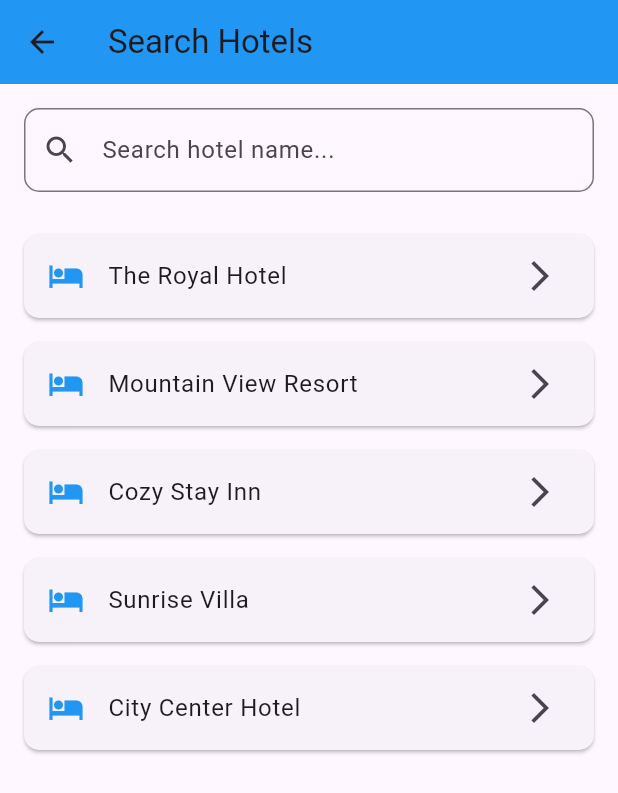
After one commit to kimchhik-chhuong/booking_room_travel, a Flutter app: the SearchScreen screen opened by its route, on a phone screen of 412 x 824 dp. The commit adds this screen. Shown: the top 793 px of the screen. Run offline on Flutter 3.47's test engine with Material 3 defaults, Android fonts, the phone set to English and light mode, and no system bars; our stand-ins replace shared_preferences; accounts and stored records are empty; network calls fail.

Commit message:
fix: resolve merge conflicts

```diff
--- a/booking_travel_flutter/lib/main.dart
+++ b/booking_travel_flutter/lib/main.dart
@@ -4,6 +4,8 @@ import 'package:flutter/services.dart';
 import 'screens/register.dart';
 import 'screens/login.dart';
 import 'screens/onboarding.dart';
+import 'screens/home_screen.dart';
+import 'screens/search_screen.dart'; // ✅ Add this line
 import 'services/user_service.dart'; // User login check service
 
 void main() {
@@ -31,6 +33,8 @@ class TravelBookingApp extends StatelessWidget {
         '/login': (context) => LoginScreen(),
         '/register': (context) => RegisterScreen(),
         '/onboarding': (context) => OnboardingScreen(),
+        '/dashboard': (context) => HomeScreen(), // ✅ Add dashboard/home
+        '/search': (context) => SearchScreen(),   // ✅ Add search screen route
       },
     );
   }
--- /dev/null
+++ b/booking_travel_flutter/lib/screens/search_screen.dart
@@ -0,0 +1,83 @@
+import 'package:flutter/material.dart';
+
+class SearchScreen extends StatefulWidget {
+  @override
+  _SearchScreenState createState() => _SearchScreenState();
+}
+
+class _SearchScreenState extends State<SearchScreen> {
+  final List<String> allHotels = [
+    'The Royal Hotel',
+    'Mountain View Resort',
+    'Cozy Stay Inn',
+    'Sunrise Villa',
+    'City Center Hotel',
+  ];
+
+  List<String> filteredHotels = [];
+
+  @override
+  void initState() {
+    super.initState();
+    filteredHotels = allHotels; // initially show all
+  }
+
+  void _filterHotels(String query) {
+    final results = allHotels.where((hotel) =>
+        hotel.toLowerCase().contains(query.toLowerCase())).toList();
+    setState(() {
+      filteredHotels = results;
+    });
+  }
+
+  @override
+  Widget build(BuildContext context) {
+    return Scaffold(
+      appBar: AppBar(
+        title: Text('Search Hotels'),
+        backgroundColor: Colors.blue,
+      ),
+      body: Padding(
+        padding: const EdgeInsets.all(16),
+        child: Column(
+          children: [
+            TextField(
+              onChanged: _filterHotels,
+              decoration: InputDecoration(
+                hintText: 'Search hotel name...',
+                prefixIcon: Icon(Icons.search),
+                border: OutlineInputBorder(
+                  borderRadius: BorderRadius.circular(10),
+                ),
+              ),
+            ),
+            SizedBox(height: 20),
+            Expanded(
+              child: filteredHotels.isEmpty
+                  ? Center(child: Text('No hotels found'))
+                  : ListView.builder(
+                      itemCount: filteredHotels.length,
+                      itemBuilder: (context, index) {
+                        final hotel = filteredHotels[index];
+                        return Card(
+                          margin: EdgeInsets.symmetric(vertical: 8),
+                          shape: RoundedRectangleBorder(
+                              borderRadius: BorderRadius.circular(10)),
+                          child: ListTile(
+                            leading: Icon(Icons.hotel, color: Colors.blue),
+                            title: Text(hotel),
+                            trailing: Icon(Icons.arrow_forward_ios),
+                            onTap: () {
+                              Navigator.pushNamed(context, '/room_detail');
+                            },
+                          ),
+                        );
+                      },
+                    ),
+            ),
+          ],
+        ),
+      ),
+    );
+  }
+}
```
Also changed, not shown: booking_travel_flutter/lib/screens/home_screen.dart (added, +222 -0 lines).
